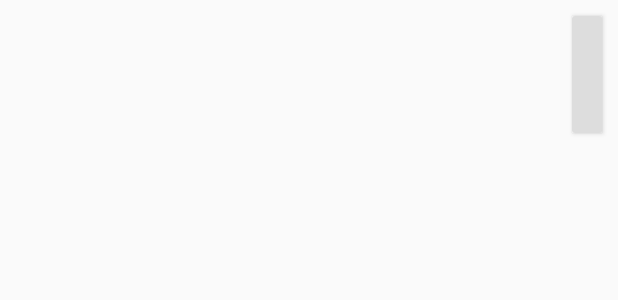
After one commit to abhikam395/LocationManager, an Android app: the layout row_sender_chat.xml on its own in the app's theme, with its tools: preview values and no code run, on a phone screen of 412 x 824 dp. The commit adds this screen. Shown: the top 300 px of the screen. Run offline under Robolectric (Android 15) with nearby library versions, the phone set to English and light mode, and no system bars.

Commit message:
working in chatactivity

```diff
--- a/app/src/main/java/com/example/locationmanager/activities/LoginActivity.java
+++ b/app/src/main/java/com/example/locationmanager/activities/LoginActivity.java
@@ -101,6 +101,7 @@ public class LoginActivity extends AppCompatActivity implements View.OnClickList
                                 UserResponse userResponse = authResponse.data.getUser();
                                 Log.d(TAG, "onResponse: " + userResponse);
                                 sharePreferenceManager.setToken(authResponse.data.token);
+                                Log.d(TAG, "onResponse: " + userResponse.getName());
                                 sharePreferenceManager.setUser(new AuthUser(userResponse.getId(),
                                         userResponse.getName(), userResponse.getEmail()));
                                 startActivity(new Intent(getApplicationContext(), PermissionActivity.class));
--- a/app/src/main/java/com/example/locationmanager/activities/RegisterActivity.java
+++ b/app/src/main/java/com/example/locationmanager/activities/RegisterActivity.java
@@ -109,8 +109,8 @@ public class RegisterActivity extends AppCompatActivity implements View.OnClickL
                         @Override
                         public void onResponse(Call<AuthResponse> call, Response<AuthResponse> response) {
                             AuthResponse authResponse = response.body();
-                            UserResponse userResponse = authResponse.data.getUser();
                             if(authResponse.status){
+                                UserResponse userResponse = authResponse.data.getUser();
                                 sharePreferenceManager.setToken(authResponse.data.token);
                                 sharePreferenceManager.setUser(new AuthUser(userResponse.getId(),
                                         userResponse.getName(), userResponse.getEmail()));
--- a/app/src/main/java/com/example/locationmanager/models/AuthUser.java
+++ b/app/src/main/java/com/example/locationmanager/models/AuthUser.java
@@ -1,4 +1,6 @@
 package com.example.locationmanager.models;
+
+import android.util.Log;
 
 public class AuthUser {
     public int id;
@@ -9,6 +11,7 @@ public class AuthUser {
         this.id = id;
         this.name = name;
         this.email = email;
+        Log.d("AuthUser", "AuthUser: "  + name);
     }
 
     public int getId() {
--- a/app/src/main/java/com/example/locationmanager/models/ChatUser.java
+++ b/app/src/main/java/com/example/locationmanager/models/ChatUser.java
@@ -6,6 +6,9 @@ public class ChatUser implements Serializable {
     public int id;
     public String name;
 
+    public ChatUser() {
+    }
+
     public ChatUser(int id, String name) {
         this.id = id;
         this.name = name;
--- a/app/src/main/java/com/example/locationmanager/utils/SharePreferenceManager.java
+++ b/app/src/main/java/com/example/locationmanager/utils/SharePreferenceManager.java
@@ -36,6 +36,9 @@ public class SharePreferenceManager {
         editor.putString("name", user.name);
         editor.putString("email", user.email);
         editor.apply();
+        Log.d(TAG, "setUser: " + user.id);
+        Log.d(TAG, "setUser: " + user.name);
+        Log.d(TAG, "setUser: " + user.email);
     }
 
     public void setToken(String token){
--- a/app/src/main/res/layout/activity_home.xml
+++ b/app/src/main/res/layout/activity_home.xml
@@ -45,7 +45,7 @@
         <LinearLayout
             android:id="@+id/bottom_sheet_home"
             android:layout_width="match_parent"
-            android:layout_height="wrap_content"
+            android:layout_height="100dp"
             android:background="@color/white"
             android:orientation="horizontal"
             android:paddingHorizontal="10dp"
@@ -73,7 +73,7 @@
                     android:id="@+id/lbl_location_bottom_sheet_home"
                     android:textStyle="bold"
                     android:textColor="@color/blue"
-                    android:textSize="14sp"
+                    android:textSize="12sp"
                     android:layout_height="wrap_content"
                     android:layout_width="wrap_content"/>
 
--- a/app/src/main/res/layout/content_chat.xml
+++ b/app/src/main/res/layout/content_chat.xml
@@ -25,6 +25,7 @@
             android:paddingHorizontal="20dp">
 
             <EditText
+                android:id="@+id/edt_message_chat"
                 android:layout_width="match_parent"
                 android:layout_height="match_parent"
                 android:layout_marginRight="60dp"
@@ -32,6 +33,7 @@
                 android:hint="@string/start_typing"/>
 
             <ImageButton
+                android:id="@+id/imgBtn_send_chat"
                 android:layout_width="40dp"
                 android:layout_height="40dp"
                 android:layout_alignParentEnd="true"
--- /dev/null
+++ b/app/src/main/res/layout/row_sender_chat.xml
@@ -0,0 +1,43 @@
+<?xml version="1.0" encoding="utf-8"?>
+<RelativeLayout xmlns:android="http://schemas.android.com/apk/res/android"
+    android:layout_width="match_parent"
+    android:layout_height="wrap_content"
+    xmlns:app="http://schemas.android.com/apk/res-auto"
+    android:layout_margin="5dp">
+
+    <androidx.cardview.widget.CardView
+        android:layout_width="wrap_content"
+        android:layout_height="wrap_content"
+        android:layout_margin="5dp"
+        android:backgroundTint="@color/grey"
+        android:layout_gravity="center"
+        android:layout_alignParentEnd="true"
+        app:cardCornerRadius="2dp">
+
+        <LinearLayout
+            android:layout_width="wrap_content"
+            android:layout_height="wrap_content"
+            android:orientation="vertical"
+            android:padding="10dp">
+
+            <TextView
+                android:id="@+id/lbl_username_chat"
+                android:layout_width="wrap_content"
+                android:layout_height="wrap_content" />
+
+            <TextView
+                android:id="@+id/lbl_time_chat"
+                android:layout_width="wrap_content"
+                android:layout_height="wrap_content" />
+
+            <TextView
+                android:id="@+id/lbl_message_chat"
+                android:layout_width="wrap_content"
+                android:layout_height="wrap_content" />
+
+        </LinearLayout>
+
+    </androidx.cardview.widget.CardView>
+
+
+</RelativeLayout>
```
Also changed, not shown: app/src/main/java/com/example/locationmanager/activities/ChatActivity.java (+96 -29 lines), app/src/main/java/com/example/locationmanager/adapters/ChatAdapter.java (+39 -5 lines), app/src/main/java/com/example/locationmanager/models/Chat.java (+8 -7 lines), app/src/main/res/layout/row_chat.xml (deleted, +0 -12 lines), app/src/main/res/layout/row_receiver_chat.xml (added, +32 -0 lines).
